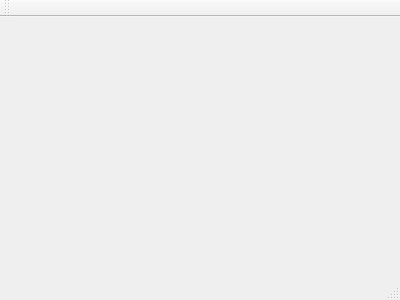
Above: raceclient/mainwindow.ui from pohar/racemonitor before the change. Below: the same form after it.
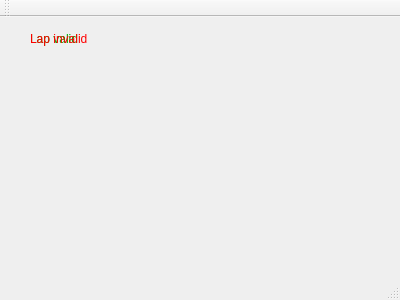
That is the form after the change.

```diff
--- a/raceclient/mainwindow.ui
+++ b/raceclient/mainwindow.ui
@@ -12,13 +12,74 @@
   <property name="windowTitle" >
    <string>MainWindow</string>
   </property>
-  <widget class="QMenuBar" name="menuBar" />
-  <widget class="QToolBar" name="mainToolBar" />
-  <widget class="QWidget" name="centralWidget" />
-  <widget class="QStatusBar" name="statusBar" />
+  <widget class="QWidget" name="centralWidget">
+   <widget class="QLabel" name="label_LapValid">
+    <property name="geometry">
+     <rect>
+      <x>30</x>
+      <y>10</y>
+      <width>74</width>
+      <height>23</height>
+     </rect>
+    </property>
+    <property name="styleSheet">
+     <string notr="true">font: 75 14pt &quot;MS Shell Dlg 2&quot;;
+color: rgb(0, 170, 0);</string>
+    </property>
+    <property name="text">
+     <string>Lap valid</string>
+    </property>
+   </widget>
+   <widget class="QLabel" name="label_LapInvalid">
+    <property name="geometry">
+     <rect>
+      <x>30</x>
+      <y>10</y>
+      <width>89</width>
+      <height>23</height>
+     </rect>
+    </property>
+    <property name="styleSheet">
+     <string notr="true">font: 75 14pt &quot;MS Shell Dlg 2&quot;;
+color: rgb(255, 0, 0);</string>
+    </property>
+    <property name="text">
+     <string>Lap invalid</string>
+    </property>
+   </widget>
+   <widget class="QWidget" name="">
+    <property name="geometry">
+     <rect>
+      <x>100</x>
+      <y>20</y>
+      <width>76</width>
+      <height>25</height>
+     </rect>
+    </property>
+    <layout class="QGridLayout" name="gridLayout"/>
+   </widget>
+  </widget>
+  <widget class="QMenuBar" name="menuBar">
+   <property name="geometry">
+    <rect>
+     <x>0</x>
+     <y>0</y>
+     <width>400</width>
+     <height>18</height>
+    </rect>
+   </property>
+  </widget>
+  <widget class="QToolBar" name="mainToolBar">
+   <attribute name="toolBarArea">
+    <enum>TopToolBarArea</enum>
+   </attribute>
+   <attribute name="toolBarBreak">
+    <bool>false</bool>
+   </attribute>
+  </widget>
+  <widget class="QStatusBar" name="statusBar"/>
  </widget>
- <layoutDefault spacing="6" margin="11" />
- <pixmapfunction></pixmapfunction>
+ <layoutdefault spacing="6" margin="11"/>
  <resources/>
  <connections/>
 </ui>
```
Left out of the diff: 7 changed lines with no effect on the pictures.
